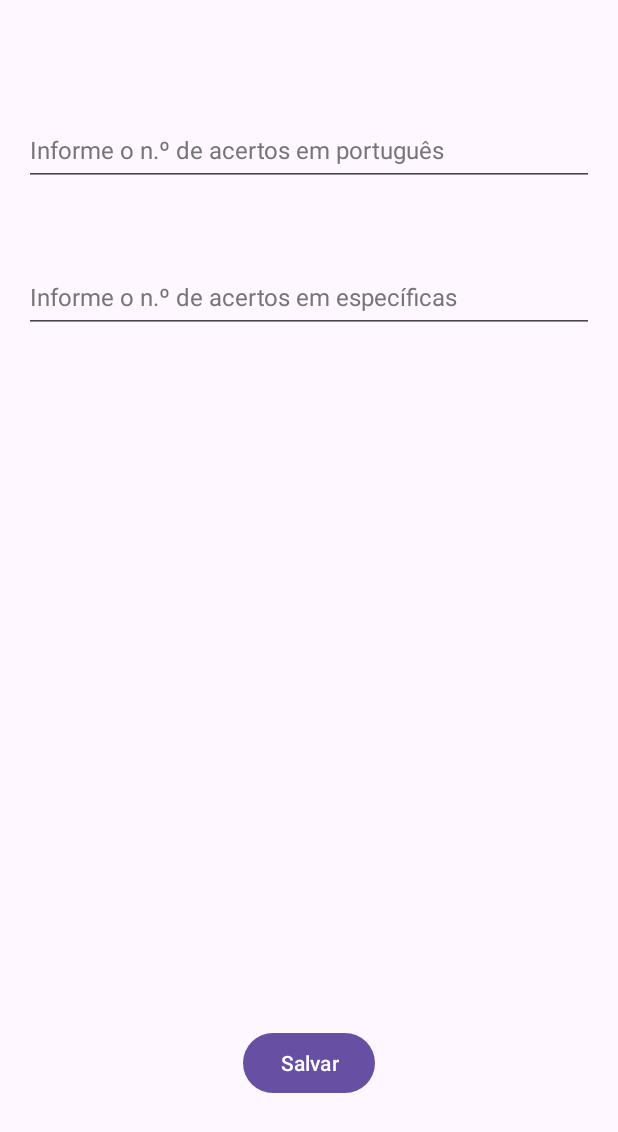
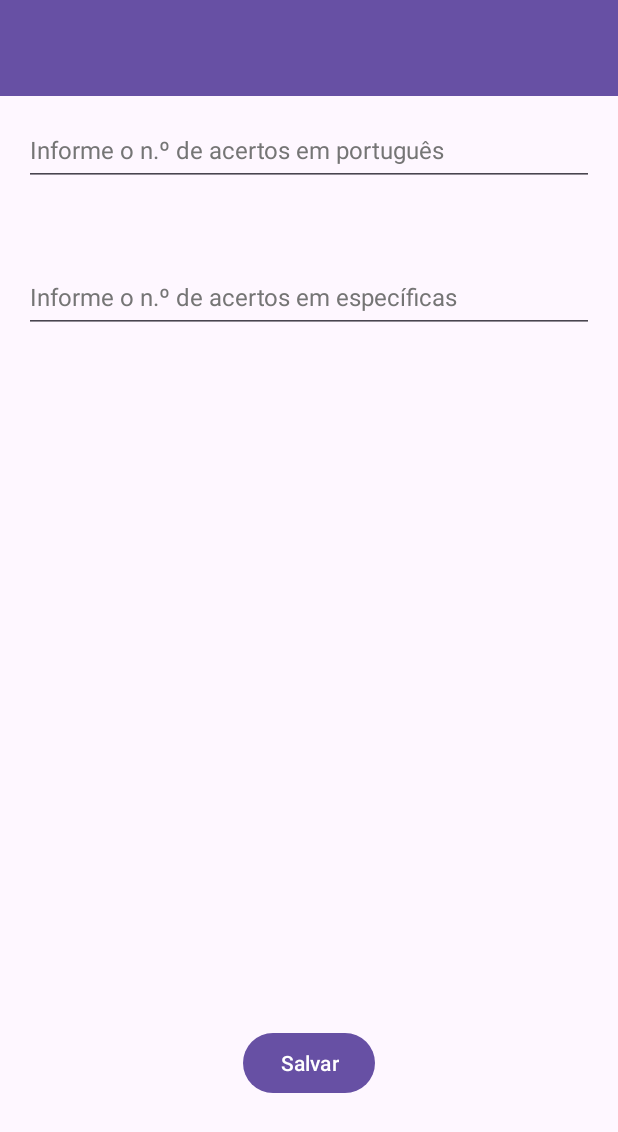
Before and after one commit to felipedavi/CalculadoraEAGS, an Android app: the screen it shows after launch (MainActivity), on a phone screen of 412 x 824 dp. Shown: the top 1132 px of the screen. Run offline under Robolectric (Android 15) with nearby library versions, the phone set to English and light mode, and no system bars; our stand-ins replace navigation-ui; 1 statement that could not run was skipped.

Commit message:
feat[ui]: Adiciona uma Toolbar no layout da activity_main.xml

```diff
--- a/app/src/main/res/layout/activity_main.xml
+++ b/app/src/main/res/layout/activity_main.xml
@@ -6,6 +6,16 @@
     android:layout_width="match_parent"
     android:layout_height="match_parent"
     tools:context=".MainActivity">
+
+    <androidx.appcompat.widget.Toolbar
+        android:id="@+id/toolbar"
+        android:layout_width="0dp"
+        android:layout_height="?attr/actionBarSize"
+        android:background="?attr/colorPrimary"
+        android:theme="@style/ThemeOverlay.AppCompat.Dark.ActionBar"
+        app:layout_constraintTop_toTopOf="parent"
+        app:layout_constraintStart_toStartOf="parent"
+        app:layout_constraintEnd_toEndOf="parent"/>
 
     <androidx.fragment.app.FragmentContainerView
         android:id="@+id/fragmentContainerView"
```
